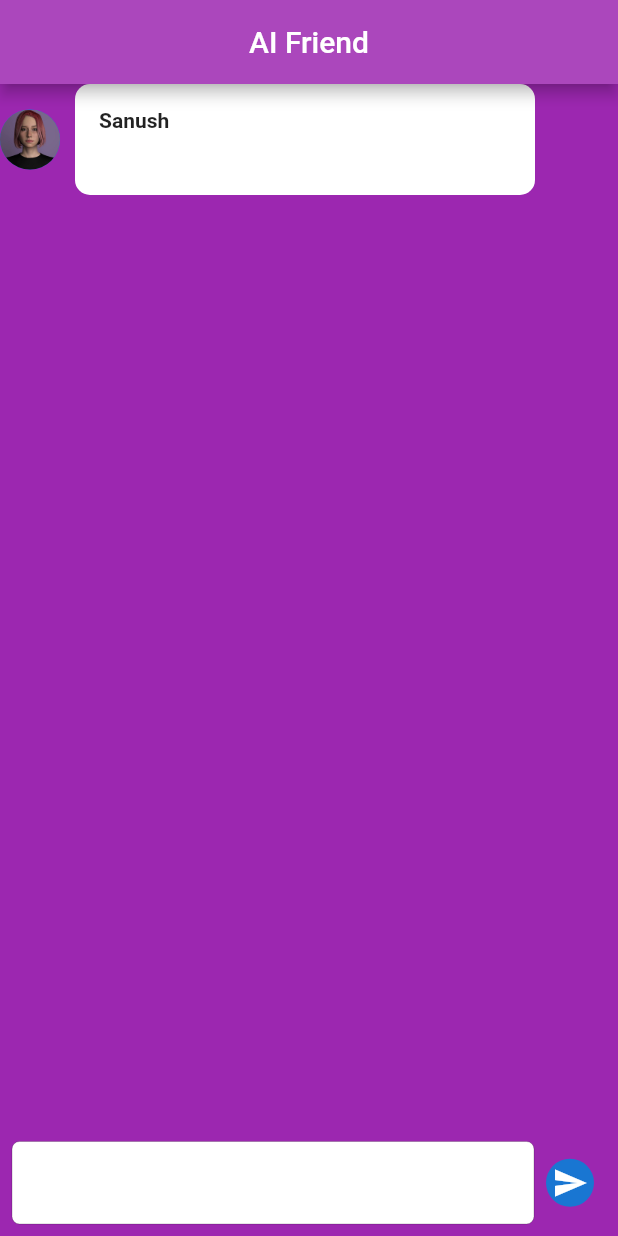
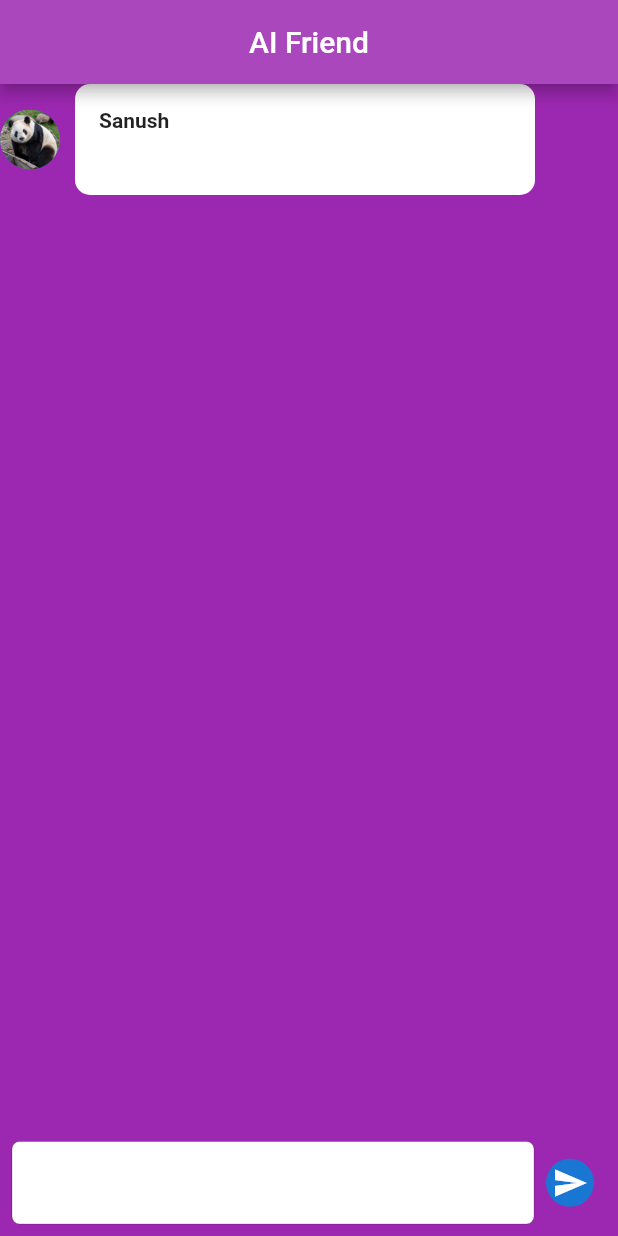
Before and after one commit to sanushcj/AI-Friend, a Flutter app: the screen it shows after launch, after a tap on the "send" icon, on a phone screen of 412 x 824 dp. Run offline on Flutter 3.47's test engine with Material 2 defaults, Android fonts, the phone set to English and light mode, and no system bars; our stand-ins replace get; missing offline and left inert: chat_gpt_sdk.

Commit message:
Bot Working Successfullyyyyyyy

```diff
--- a/lib/Model/chatModel.dart
+++ b/lib/Model/chatModel.dart
@@ -11,10 +11,12 @@ class ChatModel extends StatelessWidget {
   Widget build(BuildContext context) {
     return Row(
       children: [
-        const CircleAvatar(
-          backgroundImage: AssetImage(
-            'lib/Asset/img/bot_profile_Picture.jpg',
-          ),
+         CircleAvatar(
+          backgroundImage:  sender == 'Racheal' ?   const AssetImage(
+         'lib/Asset/img/bot_profile_Picture.jpg' ,
+          ) : const AssetImage(
+       'lib/Asset/img/panda.jpeg' ,
+          )
         ),
         const SizedBox(
           width: 10,
--- a/lib/view/Widgets/textfield.dart
+++ b/lib/view/Widgets/textfield.dart
@@ -65,7 +65,7 @@ class MyTextField extends StatelessWidget {
           print(answer!.choices[0].text);
 
       ChatModel botMsg =
-          ChatModel(text: answer.choices[0].text, sender: "bot");
+          ChatModel(text: answer.choices[0].text, sender: "Racheal");
           TheController.ChatList.add(botMsg);
 
     });
```
Also changed, not shown: lib/Asset/img/panda.jpeg (added), 1 other file.
